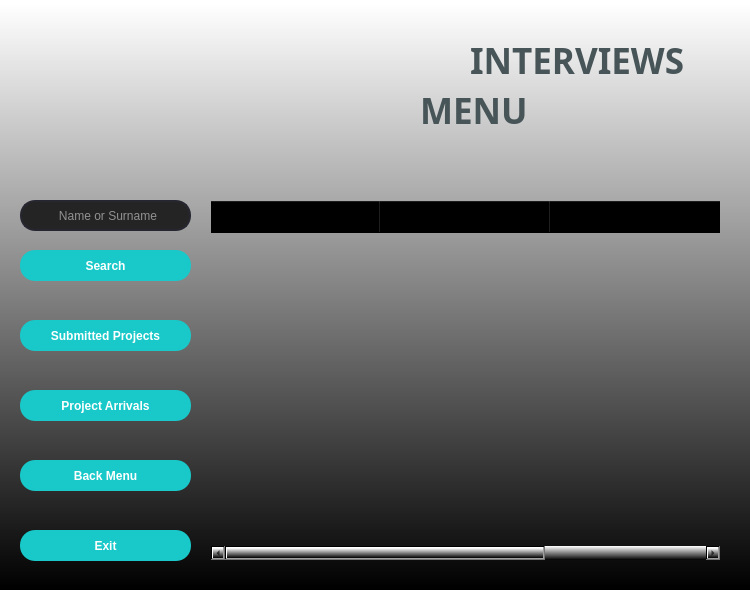
Before: the Qt Designer form interviews_ui.ui in ibrahimes82/VIT3-Python-Module-Week7, drawn with Qt 5.
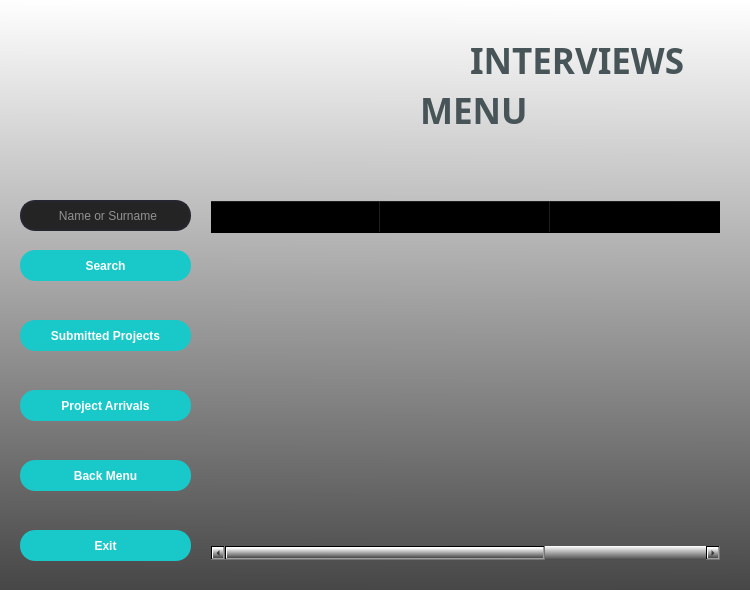
After: the same form once the commit is applied. Icons and pictures are not drawn.

Patch:
```diff
--- a/interviews_ui.ui
+++ b/interviews_ui.ui
@@ -26,7 +26,7 @@
    <string>INTERVIEWS</string>
   </property>
   <property name="styleSheet">
-   <string notr="true">background-color: qlineargradient(spread:pad, x1:0.499773, y1:1, x2:0.5, y2:0.00568182, stop:0 rgba(0, 0, 0, 255), stop:1 rgba(255, 255, 255, 255));</string>
+   <string notr="true">background-color: qlineargradient(spread:pad, x1:0.489, y1:1, x2:0.494, y2:0, stop:0 rgba(71, 71, 71, 255), stop:1 rgba(255, 255, 255, 255));</string>
   </property>
   <widget class="QLabel" name="labelPicture">
    <property name="geometry">
```
Left out of the diff: 7 changed lines with no effect on the pictures.
